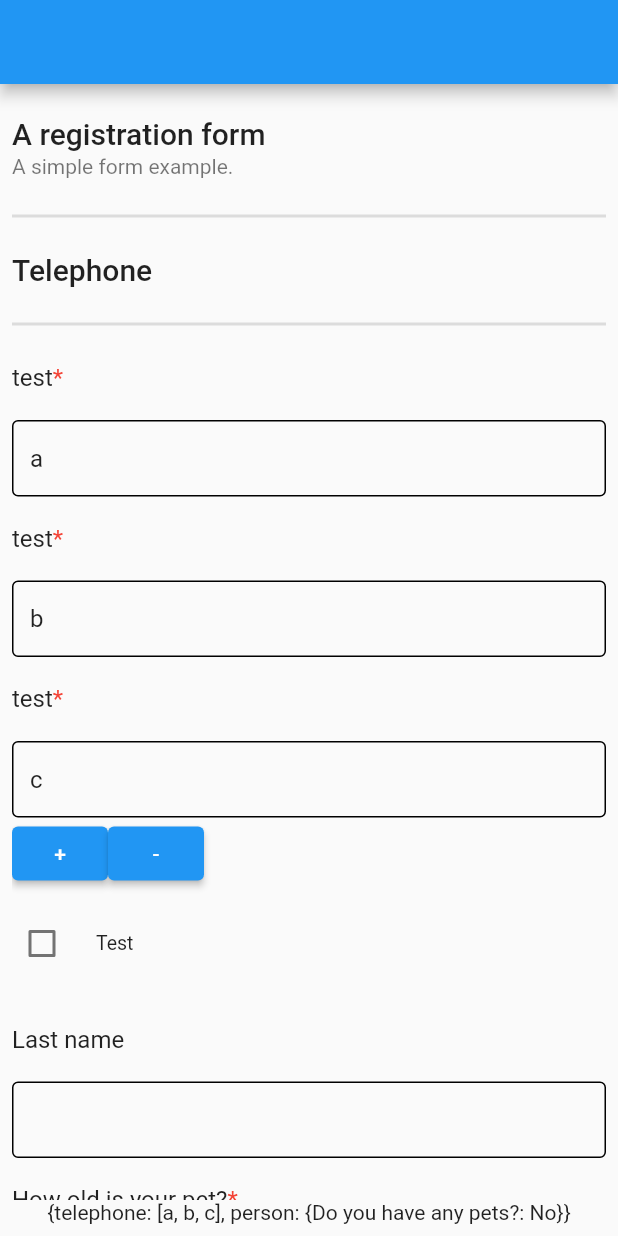
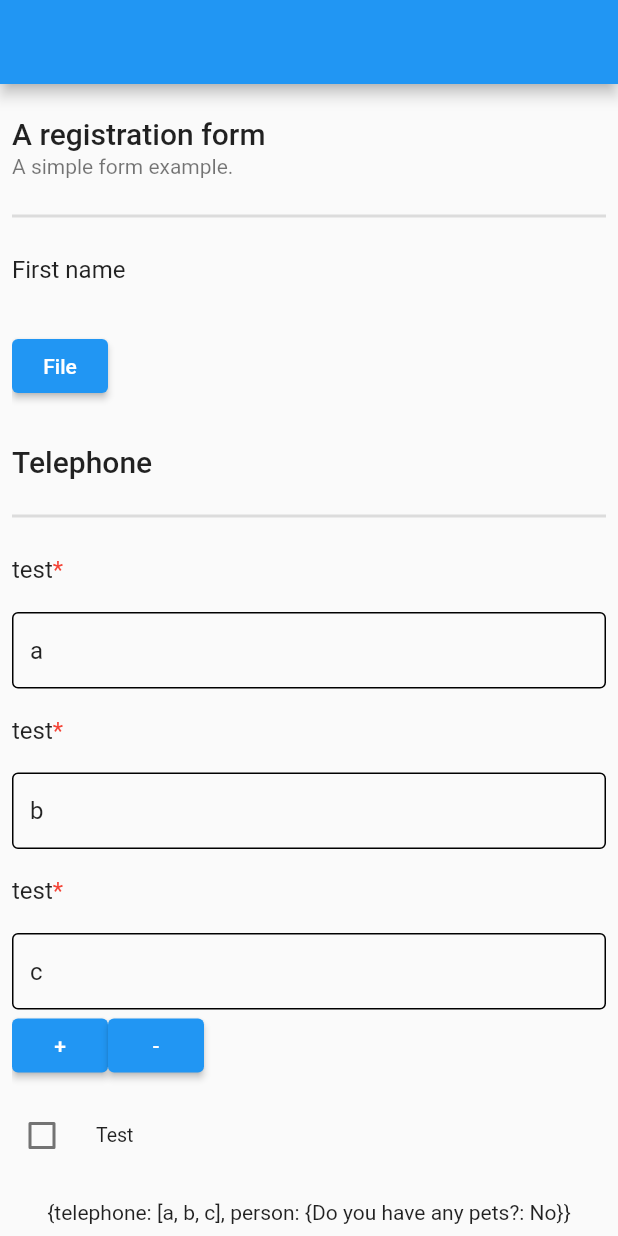
Before and after one commit to aTNa-Lab/atna_json_schema_form, a Flutter app: the screen it shows after launch, on a phone screen of 412 x 824 dp. Run offline on Flutter 3.47's test engine with Material 2 defaults, Android fonts, the phone set to English and light mode, and no system bars; drawn by our look-alikes of flutter_form_builder; our stand-ins replace bloc, equatable, firebase_storage, flutter_bloc, form_builder_validators; missing offline and left inert: form_builder_file_picker; accounts and stored records are empty.

Commit message:
Add Firebase; Add unfinished FileWidget; Add FileBloc.

```diff
--- a/lib/main.dart
+++ b/lib/main.dart
@@ -22,6 +22,7 @@ class MyApp extends StatelessWidget {
       ],
       localizationsDelegates: const [
         GlobalMaterialLocalizations.delegate,
+        GlobalCupertinoLocalizations.delegate,
         GlobalWidgetsLocalizations.delegate,
         FormBuilderLocalizations.delegate,
       ],
@@ -307,14 +308,14 @@ class _HomePageState extends State<HomePage> {
 
     ui = {
       // "telephone": {"ui:widget": "radio"},
-      // "firstName": {
-      //   "ui:widget": "file",
-      // },
+      "firstName": {
+        "ui:widget": "file",
+      },
       "ui:order": [
+        "firstName",
         "telephone",
         "test",
         "*",
-        "firstName",
       ],
       "person": {
         "test": {"ui:widget": "select"},
--- a/packages/flutter_json_schema_form/lib/src/bloc/bloc.dart
+++ b/packages/flutter_json_schema_form/lib/src/bloc/bloc.dart
@@ -1 +1 @@
-export 'form_bloc.dart';
+export 'form_bloc/form_bloc.dart';
--- /dev/null
+++ b/packages/flutter_json_schema_form/lib/src/bloc/file_bloc/file_bloc.dart
@@ -0,0 +1,74 @@
+import 'package:bloc/bloc.dart';
+import 'package:equatable/equatable.dart';
+import 'package:firebase_storage/firebase_storage.dart';
+import 'package:flutter/foundation.dart';
+import 'package:flutter_json_schema_form/src/models/file_model.dart';
+import 'package:form_builder_file_picker/form_builder_file_picker.dart';
+
+part 'file_event.dart';
+part 'file_state.dart';
+
+class FileBloc extends Bloc<FileEvent, FileState> {
+  final Reference? storage;
+
+  FileBloc({value, required this.storage}) : super(FilesInitial(files: _parseValue(value))) {
+    on<AddFileEvent>(onAddFileEvent);
+    on<RemoveFileEvent>(onRemoveFileEvent);
+    on<ViewFileEvent>(onViewFileEvent);
+  }
+
+  static List<FileModel> _parseValue(value) {
+    return [];
+  }
+
+  void onAddFileEvent(AddFileEvent event, Emitter<FileState> emit) async {
+    final ref = storage;
+    final name = event.name;
+    final bytes = event.bytes;
+    final type = event.type;
+
+    // if (ref == null) {
+    //   emit(
+    //     FileError(
+    //       error: Exception('FireBase Storage reference is null!'),
+    //       files: state.files,
+    //     ),
+    //   );
+    //   return;
+    // }
+
+    if (bytes != null) {
+      final metadata = SettableMetadata(
+        contentType: 'image/jpeg',
+      );
+
+      // final uploadTask = ref.putData(bytes, metadata);
+      // emit.forEach(
+      //   uploadTask.snapshotEvents,
+      //   onData: (snapshot) {
+      //     final progress = snapshot.bytesTransferred / snapshot.totalBytes;
+      //     final name = snapshot.ref.name;
+      //     return FileLoading(files: state.files, name: name, progress: progress);
+      //   },
+      //   onError: (error, trace) {
+      //     String errorMessage;
+      //     if (error is FirebaseException && error.code == 'canceled') {
+      //       errorMessage = 'Upload canceled.';
+      //     } else {
+      //       errorMessage = 'Something went wrong.';
+      //     }
+      //     return FileError(
+      //       error: Exception(errorMessage),
+      //       files: state.files,
+      //     );
+      //   },
+      // );
+      final updatedFiles = [...state.files, FileModel(source: FileSource.local, name: name, type: type)];
+      emit(FilesModified(files: updatedFiles));
+    }
+  }
+
+  void onRemoveFileEvent(RemoveFileEvent event, Emitter<FileState> emit) {}
+
+  void onViewFileEvent(ViewFileEvent event, Emitter<FileState> emit) {}
+}
--- /dev/null
+++ b/packages/flutter_json_schema_form/lib/src/bloc/file_bloc/file_event.dart
@@ -0,0 +1,34 @@
+part of 'file_bloc.dart';
+
+abstract class FileEvent extends Equatable {
+  const FileEvent();
+}
+
+class AddFileEvent extends FileEvent {
+  final String name;
+  final Uint8List? bytes;
+  final FileType type;
+
+  const AddFileEvent({required this.name, required this.bytes, required this.type});
+
+  @override
+  List<Object?> get props => [name, bytes];
+}
+
+class RemoveFileEvent extends FileEvent {
+  final String id;
+
+  const RemoveFileEvent(this.id);
+
+  @override
+  List<Object?> get props => [id];
+}
+
+class ViewFileEvent extends FileEvent {
+  final String id;
+
+  const ViewFileEvent(this.id);
+
+  @override
+  List<Object?> get props => [id];
+}
--- /dev/null
+++ b/packages/flutter_json_schema_form/lib/src/bloc/file_bloc/file_state.dart
@@ -0,0 +1,44 @@
+part of 'file_bloc.dart';
+
+abstract class FileState extends Equatable {
+  final List<FileModel> files;
+
+  const FileState({required this.files});
+}
+
+class FilesInitial extends FileState {
+  const FilesInitial({required super.files});
+
+  @override
+  List<Object> get props => [files];
+}
+
+class FilesModified extends FileState {
+  const FilesModified({required super.files});
+
+  @override
+  List<Object> get props => [files];
+}
+
+class FileLoading extends FileState {
+  final String name;
+  final double progress;
+
+  const FileLoading({
+    required super.files,
+    required this.name,
+    required this.progress,
+  });
+
+  @override
+  List<Object> get props => [progress, files];
+}
+
+class FileError extends FileState {
+  final Exception error;
+
+  const FileError({required this.error, required super.files});
+
+  @override
+  List<Object?> get props => [files, error];
+}
--- a/packages/flutter_json_schema_form/lib/src/bloc/form_bloc.dart
+++ b/packages/flutter_json_schema_form/lib/src/bloc/form_bloc/form_bloc.dart
@@ -2,8 +2,8 @@ import 'package:bloc/bloc.dart';
 import 'package:equatable/equatable.dart';
 import 'package:flutter_json_schema_form/src/helpers/helpers.dart';
 
-import '../../flutter_json_schema_form.dart';
-import '../models/models.dart';
+import '../../../flutter_json_schema_form.dart';
+import '../../models/models.dart';
 
 part 'form_event.dart';
 
--- a/packages/flutter_json_schema_form/lib/src/flutter_json_schema_form.dart
+++ b/packages/flutter_json_schema_form/lib/src/flutter_json_schema_form.dart
@@ -1,8 +1,10 @@
+import 'package:firebase_storage/firebase_storage.dart';
 import 'package:flutter/material.dart';
 import 'package:flutter_bloc/flutter_bloc.dart';
 import 'package:flutter_form_builder/flutter_form_builder.dart';
+import 'package:flutter_json_schema_form/src/bloc/file_bloc/file_bloc.dart';
 
-import 'bloc/form_bloc.dart' as bloc;
+import 'bloc/form_bloc/form_bloc.dart' as bloc;
 import 'helpers/helpers.dart';
 
 typedef ChangeFormCallback = Function(Map<String, dynamic> formData);
@@ -12,6 +14,7 @@ class FlutterJsonSchemaForm extends StatefulWidget {
   final Map<String, dynamic>? uiSchema;
   final Map<String, dynamic>? formData;
   final ChangeFormCallback? onChange;
+  final Reference? storage;
 
   const FlutterJsonSchemaForm({
     Key? key,
@@ -19,6 +22,7 @@ class FlutterJsonSchemaForm extends StatefulWidget {
     this.uiSchema,
     this.formData,
     this.onChange,
+    this.storage,
   }) : super(key: key);
 
   @override
@@ -45,11 +49,20 @@ class _FlutterJsonSchemaFormState extends State<FlutterJsonSchemaForm> {
 
   @override
   Widget build(BuildContext context) {
-    return BlocProvider(
-      create: (context) => bloc.FormBloc(
-        formData: widget.formData,
-        onChangeCallback: widget.onChange,
-      ),
+    return MultiBlocProvider(
+      providers: [
+        BlocProvider(
+          create: (context) => bloc.FormBloc(
+            formData: widget.formData,
+            onChangeCallback: widget.onChange,
+          ),
+        ),
+        BlocProvider(
+          create: (context) => FileBloc(
+            storage: widget.storage,
+          ),
+        )
+      ],
       child: SingleChildScrollView(
         child: Column(
           children: [
--- a/packages/flutter_json_schema_form/lib/src/helpers/form_widget_builder.dart
+++ b/packages/flutter_json_schema_form/lib/src/helpers/form_widget_builder.dart
@@ -1,6 +1,7 @@
 import 'package:flutter/material.dart';
 import 'package:flutter/services.dart';
 import 'package:flutter_form_builder/flutter_form_builder.dart';
+import 'package:flutter_json_schema_form/src/widgets/file_widget/file_widget.dart';
 import 'package:form_builder_validators/form_builder_validators.dart';
 import 'package:intl/intl.dart';
 
@@ -85,9 +86,9 @@ class FormWidgetBuilder<T> extends StatelessWidget {
         enabled: !disabled,
       );
     }
-    // else if (widgetModel is FileWidgetModel) {
-    //   return FormBuilderFilePicker(name: id);
-    // }
+    else if (widgetModel is FileWidgetModel) {
+      return FileWidget(name: id, decoration: decoration);
+    }
     // else if (widgetModel is AudioWidgetModel) {}
     // else if (widgetModel is FileWidgetModel) {}
     else {
@@ -270,21 +271,3 @@ class DefaultWidgetBuilder extends StatelessWidget {
     }
   }
 }
-
-String parseDateTime(DateTime date, TimeOfDay time) {
-  String year = date.year.toString();
-  String month = date.month.toString().padLeft(2, '0');
-  String day = date.day.toString().padLeft(2, '0');
-  String hour = time.hour.toString().padLeft(2, '0');
-  String minute = time.minute.toString().padLeft(2, '0');
-
-  return '$day-$month-$year $hour:$minute';
-}
-
-String parseDate(DateTime date) {
-  String year = date.year.toString();
-  String month = date.month.toString().padLeft(2, '0');
-  String day = date.day.toString().padLeft(2, '0');
-
-  return '$day-$month-$year';
-}
--- /dev/null
+++ b/packages/flutter_json_schema_form/lib/src/models/file_model.dart
@@ -0,0 +1,15 @@
+import 'package:form_builder_file_picker/form_builder_file_picker.dart';
+
+enum FileSource {
+  web,
+  local,
+}
+
+class FileModel {
+  final FileSource source;
+  final Uri? uri;
+  final String name;
+  final FileType type;
+
+  const FileModel({required this.source, this.uri, required this.name, required this.type});
+}
--- /dev/null
+++ b/packages/flutter_json_schema_form/lib/src/widgets/file_widget/file_widget.dart
@@ -0,0 +1,84 @@
+import 'package:flutter/material.dart';
+import 'package:flutter_bloc/flutter_bloc.dart';
+import 'package:flutter_form_builder/flutter_form_builder.dart';
+import 'package:flutter_json_schema_form/src/bloc/file_bloc/file_bloc.dart';
+import 'package:form_builder_file_picker/form_builder_file_picker.dart';
+
+class FileWidget extends StatefulWidget {
+  final String name;
+  final InputDecoration decoration;
+
+  const FileWidget({
+    Key? key,
+    required this.name,
+    required this.decoration,
+  }) : super(key: key);
+
+  @override
+  State<FileWidget> createState() => _FileWidgetState();
+}
+
+class _FileWidgetState extends State<FileWidget> {
+  @override
+  Widget build(BuildContext context) {
+    return FormBuilderField(
+      name: widget.name,
+      builder: (field) {
+        return InputDecorator(
+          decoration: InputDecoration(
+            border: InputBorder.none,
+            errorText: field.errorText,
+          ),
+          child: Column(
+            crossAxisAlignment: CrossAxisAlignment.start,
+            children: [
+              ElevatedButton(
+                onPressed: () async {
+                  final bloc = context.read<FileBloc>();
+                  final picker = await FilePicker.platform.pickFiles(
+                    allowCompression: true,
+                    allowMultiple: false,
+                  );
+                  final files = picker?.files ?? [];
+                  if (files.isNotEmpty) {
+                    final fileName = files.first.name;
+                    final bytes = files.first.bytes;
+                    const type = FileType.media;
+                    bloc.add(AddFileEvent(name: fileName, bytes: bytes, type: type));
+                  }
+                },
+                child: const Text('File'),
+              ),
+              BlocBuilder<FileBloc, FileState>(
+                builder: (context, state) {
+                  if (state is FileError) {
+                    return Text('Error');
+                  } else if (state is FileLoading) {
+                    return Row(
+                      children: [
+                        Flexible(
+                          child: Text(state.name, softWrap: true, overflow: TextOverflow.ellipsis),
+                        ),
+                        Expanded(child: LinearProgressIndicator(value: state.progress)),
+                        Text('${state.progress.toInt() * 100}'),
+                      ],
+                    );
+                  } else {
+                    return ListView.builder(
+                      shrinkWrap: true,
+                      physics: const NeverScrollableScrollPhysics(),
+                      itemCount: state.files.length,
+                      itemBuilder: (context, index) {
+                        return Text(state.files[index].name);
+                      },
+                    );
+                  }
+                },
+              ),
+            ],
+          ),
+        );
+      },
+    );
+  }
+}
--- a/packages/flutter_json_schema_form/pubspec.yaml
+++ b/packages/flutter_json_schema_form/pubspec.yaml
@@ -17,6 +17,9 @@ dependencies:
   flutter_form_builder: ^7.7.0
   intl: ^0.17.0
   form_builder_validators: ^8.4.0
+  form_builder_file_picker: ^2.3.0
+  firebase_storage: ^11.0.6
+  cross_file: ^0.3.3+2
 
 dev_dependencies:
   flutter_test:
```
Also changed, not shown: packages/flutter_json_schema_form/lib/src/bloc/form_bloc/form_event.dart (renamed from packages/flutter_json_schema_form/lib/src/bloc/form_event.dart), packages/flutter_json_schema_form/lib/src/bloc/form_bloc/form_state.dart (renamed from packages/flutter_json_schema_form/lib/src/bloc/form_state.dart), packages/flutter_json_schema_form/lib/src/widgets/date_widget.dart (deleted), pubspec.lock.
